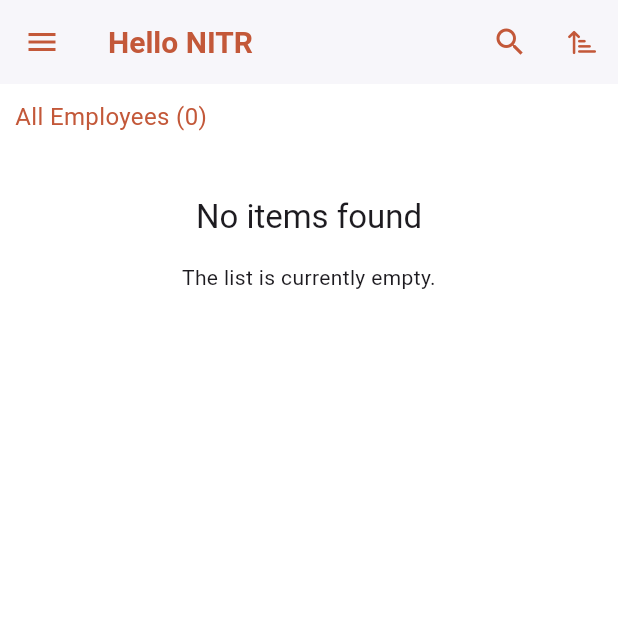
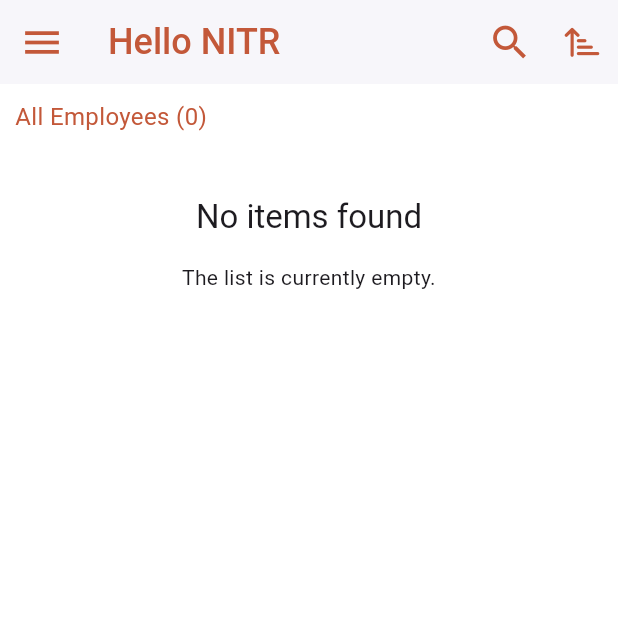
Before and after one commit to UtkarshChakrwarti/Hello-NITR-app, a Flutter app: the HomeScreen screen opened by its route, on a phone screen of 412 x 824 dp, the top half of it. Run offline on Flutter 3.47's test engine with Material 3 defaults, Android fonts, the phone set to English and light mode, and no system bars; our stand-ins replace cached_network_image, flutter_local_notifications, flutter_secure_storage, font_awesome_flutter, infinite_scroll_pagination, loading_animation_widget and 6 more; missing offline and left inert: flutter_udid, simnumber; accounts and stored records are empty; network calls fail.

Commit message:
fixing search screen and home screen

```diff
--- a/lib/screens/home/home_screen.dart
+++ b/lib/screens/home/home_screen.dart
@@ -127,13 +127,25 @@ class _HomeScreenState extends State<HomeScreen> with TickerProviderStateMixin {
       child: Scaffold(
         key: _scaffoldKey,
         appBar: AppBar(
+          leading: IconButton(
+            icon: const Icon(Icons.menu),
+            iconSize: 30,
+            onPressed: () {
+              _scaffoldKey.currentState!.openDrawer();
+            },
+          ),
           title: const Text(
             'Hello NITR',
-            style: TextStyle(color: AppColors.primaryColor, fontSize: 20),
+            style: TextStyle(
+                color: AppColors.primaryColor,
+                fontSize: 24,
+                fontFamily: 'Roboto',
+                fontWeight: FontWeight.w500),
           ),
           actions: [
             IconButton(
               icon: const Icon(Icons.search),
+              iconSize: 30,
               onPressed: () {
                 Navigator.push(
                   context,
@@ -144,11 +156,12 @@ class _HomeScreenState extends State<HomeScreen> with TickerProviderStateMixin {
               },
             ),
             IconButton(
-              icon: Icon(
-                  _isAscending ? CupertinoIcons.sort_up: CupertinoIcons.sort_down),
+              iconSize: 30,
+              icon: Icon(_isAscending
+                  ? CupertinoIcons.sort_up
+                  : CupertinoIcons.sort_down),
               onPressed: _toggleSortOrder,
             ),
-
           ],
         ),
         drawer: Drawer(
```
Also changed, not shown: lib/screens/home/search_screen.dart (+5 -20 lines).
